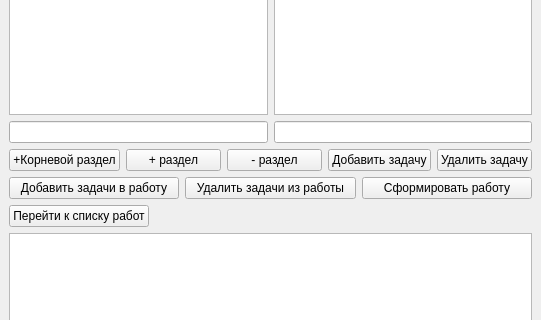
grigvlwork/py_prog, file maketask/mainwindow.ui: the form before one commit; both pictures show x 0 to 541 and y 134 to 454 of the 541 by 590 pixel window.
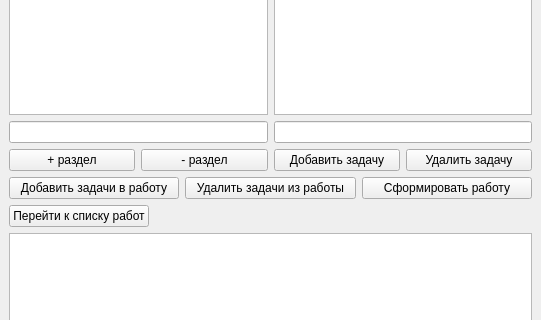
The form after the commit.

Commit message: maketask: first test section append + edit form

```diff
--- a/maketask/mainwindow.ui
+++ b/maketask/mainwindow.ui
@@ -92,13 +92,6 @@
     </item>
     <item>
      <layout class="QHBoxLayout" name="horizontalLayout_2">
-      <item>
-       <widget class="QPushButton" name="addRootSection">
-        <property name="text">
-         <string>+Корневой раздел</string>
-        </property>
-       </widget>
-      </item>
       <item>
        <widget class="QPushButton" name="section_add">
         <property name="text">
```
The commit also changes 6 other files.
